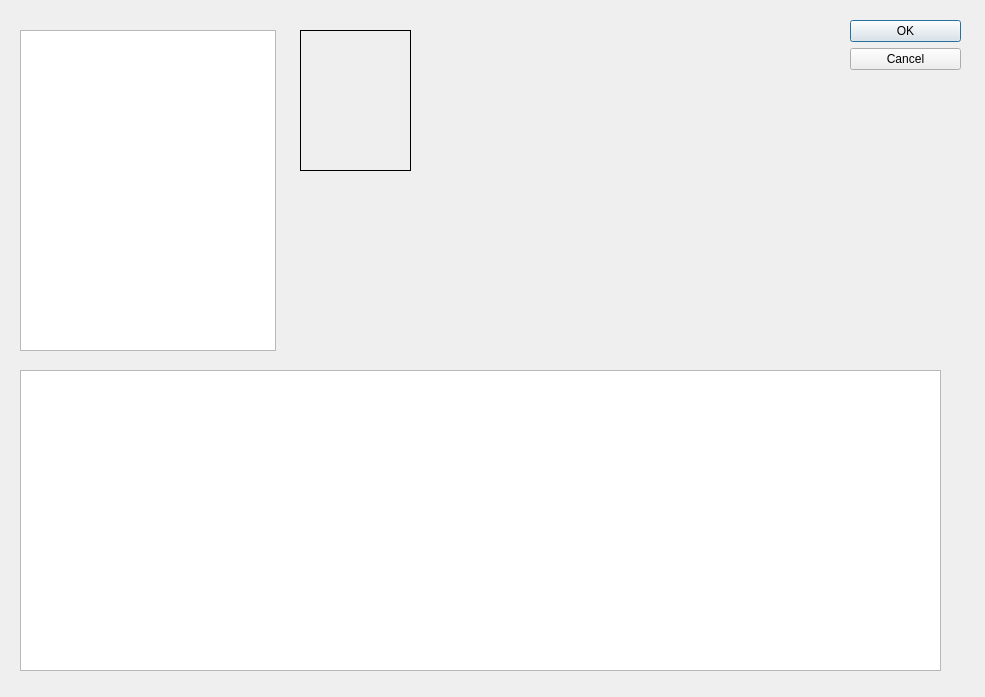
Qt form Unilever/personalcardwidget.ui (kokian/Unilever_v2) before a commit.
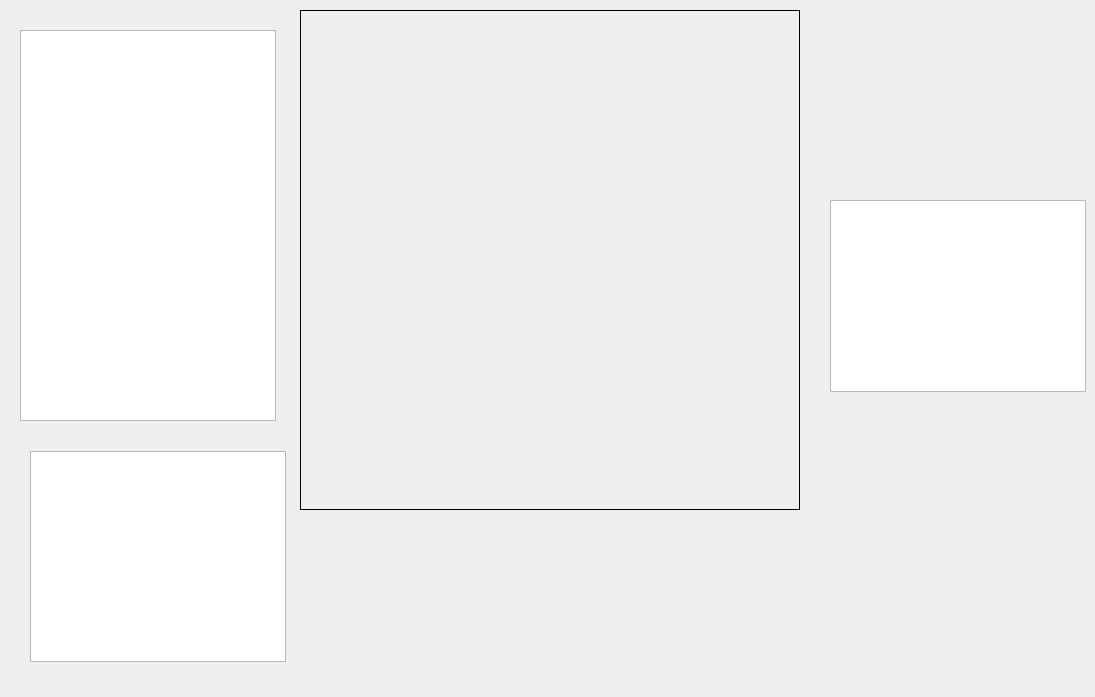
The same form after that commit.

The edit to the form file:
```diff
--- a/Unilever/personalcardwidget.ui
+++ b/Unilever/personalcardwidget.ui
@@ -1,54 +1,28 @@
 <?xml version="1.0" encoding="UTF-8"?>
 <ui version="4.0">
  <class>PersonalCardWidget</class>
- <widget class="QDialog" name="PersonalCardWidget">
+ <widget class="QWidget" name="PersonalCardWidget">
+  <property name="modal" stdset="0">
+   <bool>false</bool>
+  </property>
   <property name="geometry">
    <rect>
     <x>0</x>
     <y>0</y>
-    <width>985</width>
+    <width>1095</width>
     <height>697</height>
    </rect>
   </property>
   <property name="windowTitle">
    <string>Карточка сотрудника</string>
   </property>
-  <property name="modal">
-   <bool>true</bool>
-  </property>
-  <widget class="QDialogButtonBox" name="buttonBox">
-   <property name="geometry">
-    <rect>
-     <x>850</x>
-     <y>20</y>
-     <width>111</width>
-     <height>71</height>
-    </rect>
-   </property>
-   <property name="orientation">
-    <enum>Qt::Vertical</enum>
-   </property>
-   <property name="standardButtons">
-    <set>QDialogButtonBox::Cancel|QDialogButtonBox::Ok</set>
-   </property>
-  </widget>
-  <widget class="QTableView" name="tableView">
+  <widget class="QTableView" name="personalInfoTableView">
    <property name="geometry">
     <rect>
      <x>20</x>
      <y>30</y>
      <width>256</width>
-     <height>321</height>
-    </rect>
-   </property>
-  </widget>
-  <widget class="QTableWidget" name="tableWidget">
-   <property name="geometry">
-    <rect>
-     <x>20</x>
-     <y>370</y>
-     <width>921</width>
-     <height>301</height>
+     <height>391</height>
     </rect>
    </property>
   </widget>
@@ -56,9 +30,9 @@
    <property name="geometry">
     <rect>
      <x>300</x>
-     <y>30</y>
-     <width>111</width>
-     <height>141</height>
+     <y>10</y>
+     <width>500</width>
+     <height>500</height>
     </rect>
    </property>
    <property name="frameShape">
@@ -67,6 +41,39 @@
    <property name="text">
     <string/>
    </property>
+   <property name="scaledContents">
+    <bool>false</bool>
+   </property>
+  </widget>
+  <widget class="QTableView" name="averageStatsTableView">
+   <property name="geometry">
+    <rect>
+     <x>30</x>
+     <y>451</y>
+     <width>256</width>
+     <height>211</height>
+    </rect>
+   </property>
+  </widget>
+  <widget class="QTableView" name="personalSkillsTableView">
+   <property name="geometry">
+    <rect>
+     <x>830</x>
+     <y>200</y>
+     <width>256</width>
+     <height>192</height>
+    </rect>
+   </property>
+  </widget>
+  <widget class="QWidget" name="radarWidget" native="true">
+   <property name="geometry">
+    <rect>
+     <x>830</x>
+     <y>50</y>
+     <width>256</width>
+     <height>141</height>
+    </rect>
+   </property>
   </widget>
  </widget>
  <resources/>
```
Left out of the diff: 35 changed lines with no effect on the pictures.
